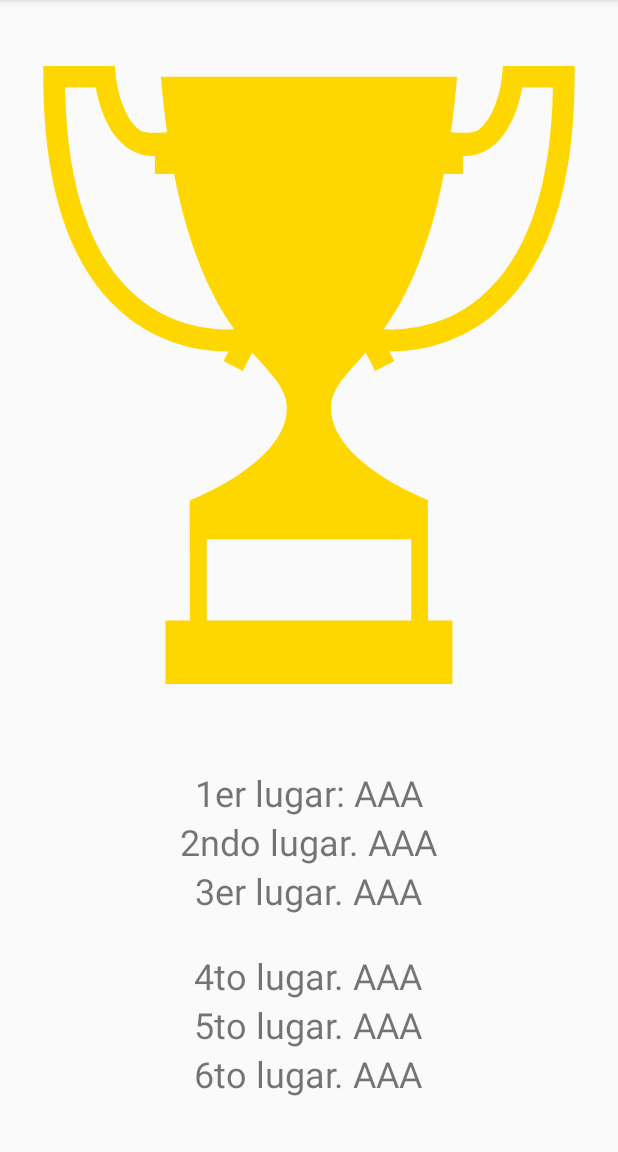
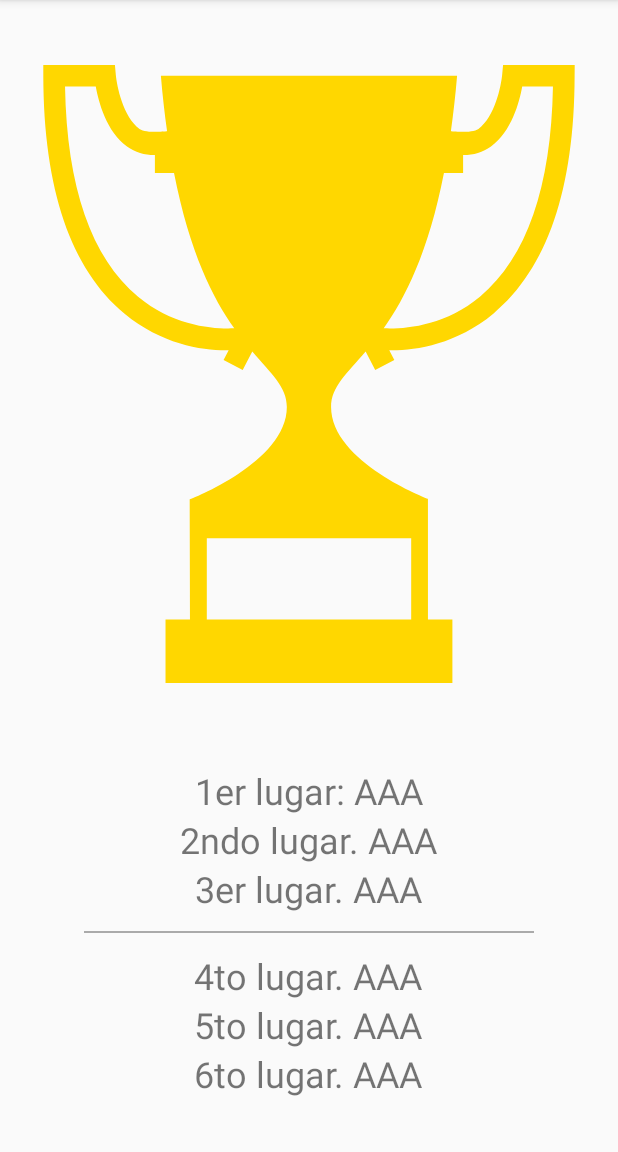
Before and after one commit to Kevintamayoa/FakePreguntados, an Android app: the TrofeosActivity screen opened directly, with no data from a screen before it, on a phone screen of 412 x 824 dp, the part 84-1236 px from its top. Run offline under Robolectric (Android 15) with nearby library versions, the light colour scheme and no system bars.

Commit message:
Cambios en activity_trophies

```diff
--- /dev/null
+++ b/app/src/main/res/drawable/ic_linea_24dp.xml
@@ -0,0 +1,9 @@
+<vector xmlns:android="http://schemas.android.com/apk/res/android"
+        android:width="24dp"
+        android:height="24dp"
+        android:viewportWidth="24.0"
+        android:viewportHeight="24.0">
+    <path
+        android:fillColor="#FF000000"
+        android:pathData="M19,13H5v-2h14v2z"/>
+</vector>
--- a/app/src/main/res/layout-land/activity_trophies.xml
+++ b/app/src/main/res/layout-land/activity_trophies.xml
@@ -3,32 +3,25 @@
     xmlns:tools="http://schemas.android.com/tools"
     android:layout_width="match_parent"
     android:layout_height="match_parent"
-    android:orientation="vertical"
+    android:orientation="horizontal"
     tools:context=".TrofeosActivity">
 
     <ImageView
+        android:src="@drawable/ic_sportive_trophy_cup"
         android:id="@+id/image_trophies"
-        android:layout_width="match_parent"
-        android:layout_height="0dp"
-        android:layout_weight="1"
-        android:contentDescription="@string/img_trophies" />
-
-    <LinearLayout
-        android:layout_width="match_parent"
-        android:layout_height="wrap_content"
-        android:layout_marginBottom="12dp"
-        android:gravity="center"
-        android:orientation="horizontal">
+        android:layout_width="wrap_content"
+        android:layout_height="match_parent"
+        android:layout_gravity="center"
+        android:layout_weight="2"
+        android:contentDescription="@string/img_trophies"
+        android:tint="#FFD700""/>
 
     <LinearLayout
         android:layout_width="wrap_content"
         android:layout_height="wrap_content"
-            android:layout_marginLeft="36dp"
-            android:layout_marginTop="12dp"
-            android:layout_marginRight="36dp"
-            android:layout_marginBottom="12dp"
+        android:layout_gravity="center"
+        android:layout_weight="1"
         android:orientation="vertical">
-
         <TextView
             android:id="@+id/primer_lugar"
             android:layout_width="wrap_content"
@@ -52,23 +45,22 @@
             android:layout_gravity="center"
             android:text="3er lugar. AAA"
             android:textSize="24sp" />
-        </LinearLayout>
-
-        <LinearLayout
+        <Space
             android:layout_width="wrap_content"
-            android:layout_height="wrap_content"
-            android:layout_marginLeft="36dp"
-            android:layout_marginTop="12dp"
-            android:layout_marginRight="36dp"
-            android:layout_marginBottom="12dp"
-            android:orientation="vertical">
-
+            android:layout_height="12dp" />
+        <View
+            android:layout_width="300dp"
+            android:layout_gravity="center"
+            android:layout_height="1dp"
+            android:background="@android:color/darker_gray"/>
+        <Space
+            android:layout_width="wrap_content"
+            android:layout_height="12dp" />
         <TextView
             android:id="@+id/cuarto_lugar"
             android:layout_width="wrap_content"
             android:layout_height="wrap_content"
             android:layout_gravity="center"
-                android:drawableEnd="@drawable/ic_cheater_24dp"
             android:text="4to lugar. AAA"
             android:textSize="24sp" />
 
@@ -77,7 +69,6 @@
             android:layout_width="wrap_content"
             android:layout_height="wrap_content"
             android:layout_gravity="center"
-                android:drawableEnd="@drawable/ic_cheater_24dp"
             android:text="5to lugar. AAA"
             android:textSize="24sp" />
 
@@ -86,10 +77,8 @@
             android:layout_width="wrap_content"
             android:layout_height="wrap_content"
             android:layout_gravity="center"
-                android:drawableEnd="@drawable/ic_cheater_24dp"
             android:text="6to lugar. AAA"
             android:textSize="24sp" />
-        </LinearLayout>
 
     </LinearLayout>
 
--- a/app/src/main/res/layout/activity_trophies.xml
+++ b/app/src/main/res/layout/activity_trophies.xml
@@ -53,15 +53,17 @@
                 android:layout_gravity="center"
                 android:text="3er lugar. AAA"
                 android:textSize="24sp" />
-        </LinearLayout>
-
-        <LinearLayout
-            android:layout_width="match_parent"
-            android:layout_height="wrap_content"
-            android:layout_marginTop="12dp"
-            android:layout_marginBottom="12dp"
-            android:orientation="vertical">
-
+            <Space
+                android:layout_width="wrap_content"
+                android:layout_height="12dp" />
+            <View
+                android:layout_width="300dp"
+                android:layout_gravity="center"
+                android:layout_height="1dp"
+                android:background="@android:color/darker_gray"/>
+            <Space
+                android:layout_width="wrap_content"
+                android:layout_height="12dp" />
             <TextView
                 android:id="@+id/cuarto_lugar"
                 android:layout_width="wrap_content"
```
Lines whose indentation alone changed are shown as unchanged.
